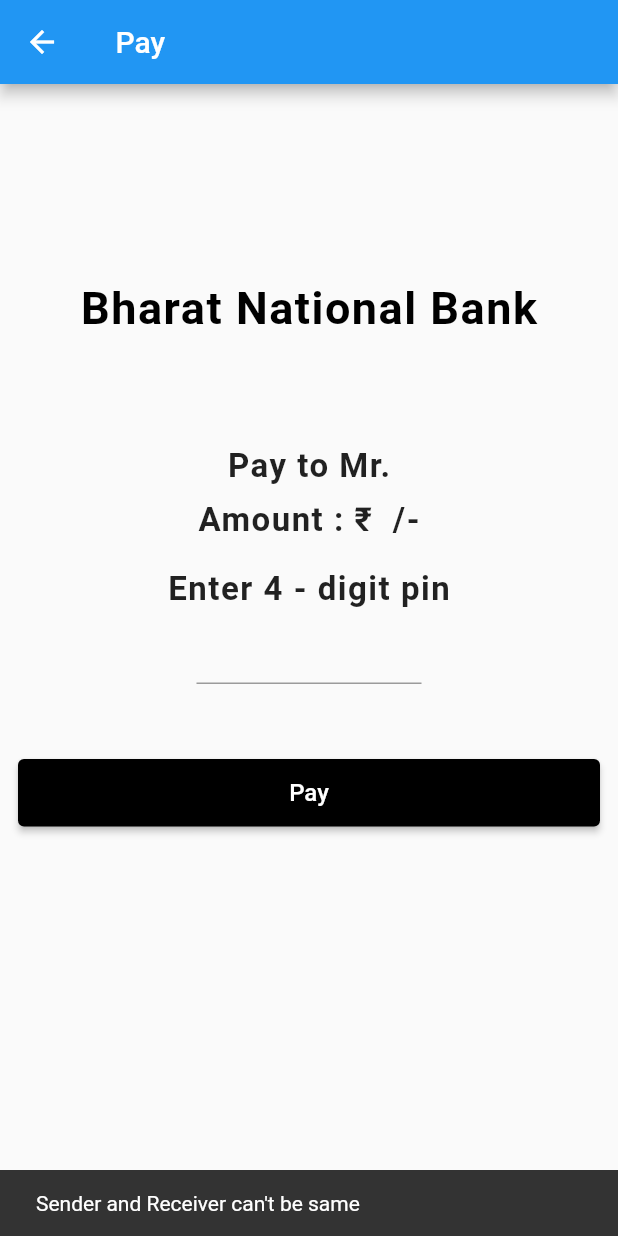
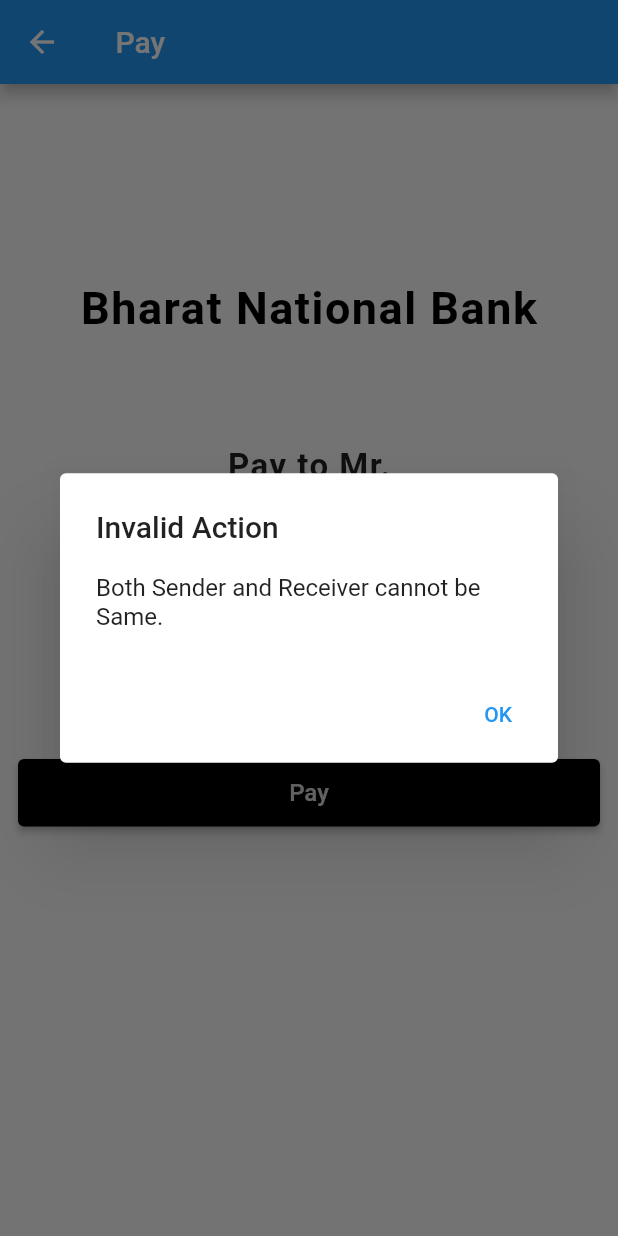
Before and after one commit to omchikhaliya/Flutter_Banking_App, a Flutter app: the QrPay screen opened by its route, after a tap on "Pay", on a phone screen of 412 x 824 dp. Run offline on Flutter 3.47's test engine with Material 2 defaults, Android fonts, the phone set to English and light mode, and no system bars; our stand-ins replace cloud_firestore, firebase_auth, firebase_core, flutter_spinkit, local_auth, localstorage and 3 more; missing offline and left inert: dart:ffi, email_otp, mobile_scanner; accounts and stored records are empty.

Commit message:
Feat : Minor Change in QrPay

```diff
--- a/lib/main.dart
+++ b/lib/main.dart
@@ -1,5 +1,3 @@
-//import 'dart:js';
-
 import 'package:banking_application/pages/QrPayment.dart';
 import 'package:banking_application/pages/UpdateProfilePage.dart';
 import 'package:banking_application/pages/transaction.dart';
@@ -8,13 +6,10 @@ import 'package:flutter/material.dart';
 import 'package:banking_application/pages/Loading.dart';
 import 'package:banking_application/pages/login_page.dart';
 import 'package:firebase_core/firebase_core.dart';
-import 'package:flutter/material.dart';
 import 'firebase_options.dart';
 import 'package:banking_application/pages/home.dart';
-import 'package:banking_application/pages/authentication.dart';
 import 'package:banking_application/pages/signup.dart';
 import 'package:banking_application/pages/genrateqrcode.dart';
-import 'package:banking_application/models/account.dart';
 import 'package:banking_application/pages/profile.dart';
 import 'package:banking_application/pages/scanqr.dart';
 import 'package:banking_application/pages/QrPay.dart';
--- a/lib/pages/QrPay.dart
+++ b/lib/pages/QrPay.dart
@@ -119,12 +119,23 @@ class _QrPayState extends State<QrPay> {
       String amount, String remark, String transactionPin) async {
     if(senderAccount == receiverAccount){
       setState(() {
-        pinValidationMessage = "Sender and Receiver can't be same";
-        ScaffoldMessenger.of(context)
-            .showSnackBar(SnackBar(
-          content: Text(pinValidationMessage!),
-
-        ));
+        showDialog(
+          context: context,
+          builder: (BuildContext context) {
+            return AlertDialog(
+              title: Text('Invalid Action'),
+              content: Text('Both Sender and Receiver cannot be Same.'),
+              actions: <Widget>[
+                TextButton(
+                  onPressed: () {
+                    Navigator.of(context).pop();
+                  },
+                  child: Text('OK'),
+                ),
+              ],
+            );
+          },
+        );
       });
       return;
     }
--- a/lib/pages/profile.dart
+++ b/lib/pages/profile.dart
@@ -10,10 +10,6 @@ class Profile extends StatefulWidget {
 
 class _ProfileState extends State<Profile> {
 
-  //final url = "meshivanshsingh.me";
- // final email = ;
-  final phone = "90441539202"; // not real number :)
-  final location = "Jamnagar, India";
   @override
   Widget build(BuildContext context) {
     final data = ModalRoute.of(context)?.settings.arguments as Customer;
```
